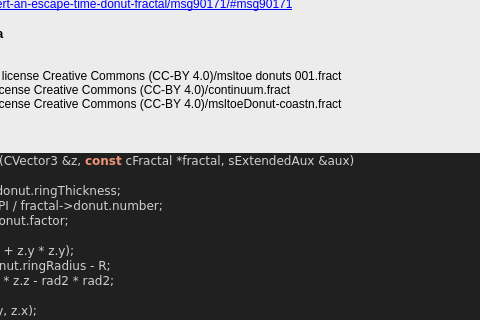
Above: mandelbulber2/formula/ui/fractal_msltoe_donut.ui from buddhi1980/mandelbulber2 before the change; both pictures show x 167 to 647 and y 157 to 477 of the 754 by 953 pixel window. Below: the same form after it.
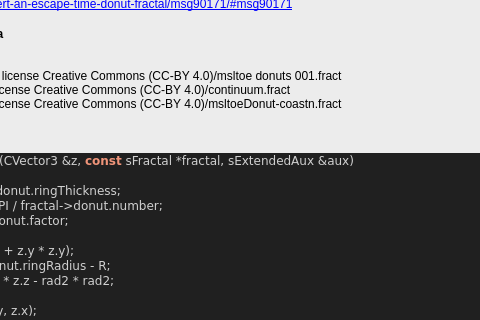
That is the form after the change. Custom widgets are drawn as their Qt base class.

The edit to the form file:
```diff
--- a/mandelbulber2/formula/ui/fractal_msltoe_donut.ui
+++ b/mandelbulber2/formula/ui/fractal_msltoe_donut.ui
@@ -289,7 +289,7 @@
 &lt;/table&gt;
 &lt;br&gt;&lt;b&gt;Examples using this formula&lt;/b&gt;&lt;br&gt;hybrid007.fract&lt;br&gt;msltoe_donut_001.fract&lt;br&gt;Krzysztof Marczak collection - license Creative Commons (CC-BY 4.0)/msltoe donuts 001.fract&lt;br&gt;Robert Pancoast collection - license Creative Commons (CC-BY 4.0)/continuum.fract&lt;br&gt;Robert Pancoast collection - license Creative Commons (CC-BY 4.0)/msltoeDonut-coastn.fract&lt;h3&gt;Code&lt;/h3&gt;
 &lt;body style=&quot;background-color:#202020&quot;&gt;
-&lt;pre style=&quot;color:#d0d0d0; background-color:#202020;  font-family:'Courier New',monospace;&quot;&gt;&lt;span style=&quot;color:#f09479; font-weight:bold&quot;&gt;void&lt;/span&gt; &lt;span style=&quot;color:#e47eed&quot;&gt;MsltoeDonutIteration&lt;/span&gt;&lt;span style=&quot;color:#d0d0d0&quot;&gt;(&lt;/span&gt;CVector3 &lt;span style=&quot;color:#d0d0d0&quot;&gt;&amp;amp;&lt;/span&gt;z&lt;span style=&quot;color:#d0d0d0&quot;&gt;,&lt;/span&gt; &lt;span style=&quot;color:#f09479; font-weight:bold&quot;&gt;const&lt;/span&gt; cFractal &lt;span style=&quot;color:#d0d0d0&quot;&gt;*&lt;/span&gt;fractal&lt;span style=&quot;color:#d0d0d0&quot;&gt;,&lt;/span&gt; sExtendedAux &lt;span style=&quot;color:#d0d0d0&quot;&gt;&amp;amp;&lt;/span&gt;aux&lt;span style=&quot;color:#d0d0d0&quot;&gt;)&lt;/span&gt;
+&lt;pre style=&quot;color:#d0d0d0; background-color:#202020;  font-family:'Courier New',monospace;&quot;&gt;&lt;span style=&quot;color:#f09479; font-weight:bold&quot;&gt;void&lt;/span&gt; &lt;span style=&quot;color:#e47eed&quot;&gt;MsltoeDonutIteration&lt;/span&gt;&lt;span style=&quot;color:#d0d0d0&quot;&gt;(&lt;/span&gt;CVector3 &lt;span style=&quot;color:#d0d0d0&quot;&gt;&amp;amp;&lt;/span&gt;z&lt;span style=&quot;color:#d0d0d0&quot;&gt;,&lt;/span&gt; &lt;span style=&quot;color:#f09479; font-weight:bold&quot;&gt;const&lt;/span&gt; sFractal &lt;span style=&quot;color:#d0d0d0&quot;&gt;*&lt;/span&gt;fractal&lt;span style=&quot;color:#d0d0d0&quot;&gt;,&lt;/span&gt; sExtendedAux &lt;span style=&quot;color:#d0d0d0&quot;&gt;&amp;amp;&lt;/span&gt;aux&lt;span style=&quot;color:#d0d0d0&quot;&gt;)&lt;/span&gt;
 &lt;span style=&quot;color:#d0d0d0&quot;&gt;{&lt;/span&gt;
   &lt;span style=&quot;color:#f09479; font-weight:bold&quot;&gt;double&lt;/span&gt; rad2 &lt;span style=&quot;color:#d0d0d0&quot;&gt;=&lt;/span&gt; fractal&lt;span style=&quot;color:#d0d0d0&quot;&gt;-&amp;gt;&lt;/span&gt;donut&lt;span style=&quot;color:#d0d0d0&quot;&gt;.&lt;/span&gt;ringThickness&lt;span style=&quot;color:#d0d0d0&quot;&gt;;&lt;/span&gt;
   &lt;span style=&quot;color:#f09479; font-weight:bold&quot;&gt;double&lt;/span&gt; nSect &lt;span style=&quot;color:#d0d0d0&quot;&gt;=&lt;/span&gt; &lt;span style=&quot;color:#87df71&quot;&gt;2.0&lt;/span&gt; &lt;span style=&quot;color:#d0d0d0&quot;&gt;*&lt;/span&gt; M_PI &lt;span style=&quot;color:#d0d0d0&quot;&gt;/&lt;/span&gt; fractal&lt;span style=&quot;color:#d0d0d0&quot;&gt;-&amp;gt;&lt;/span&gt;donut&lt;span style=&quot;color:#d0d0d0&quot;&gt;.&lt;/span&gt;number&lt;span style=&quot;color:#d0d0d0&quot;&gt;;&lt;/span&gt;
```
